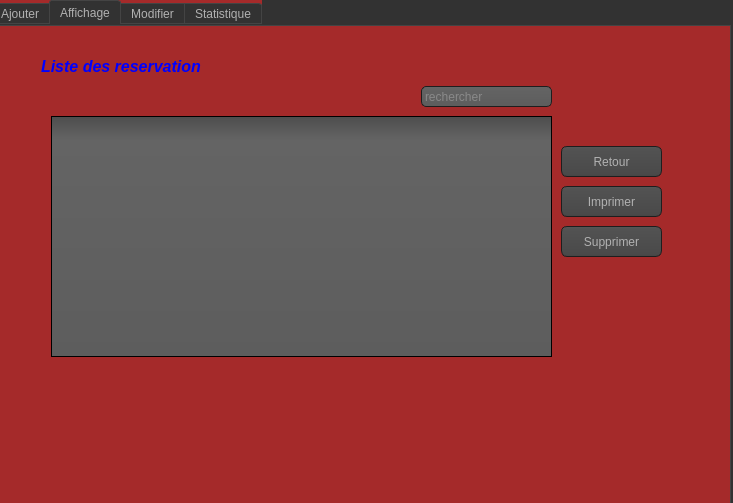
Old version of the form gestion_reservation.ui in the repository soumaya-nheri/Smart-Restaurant-2A27.
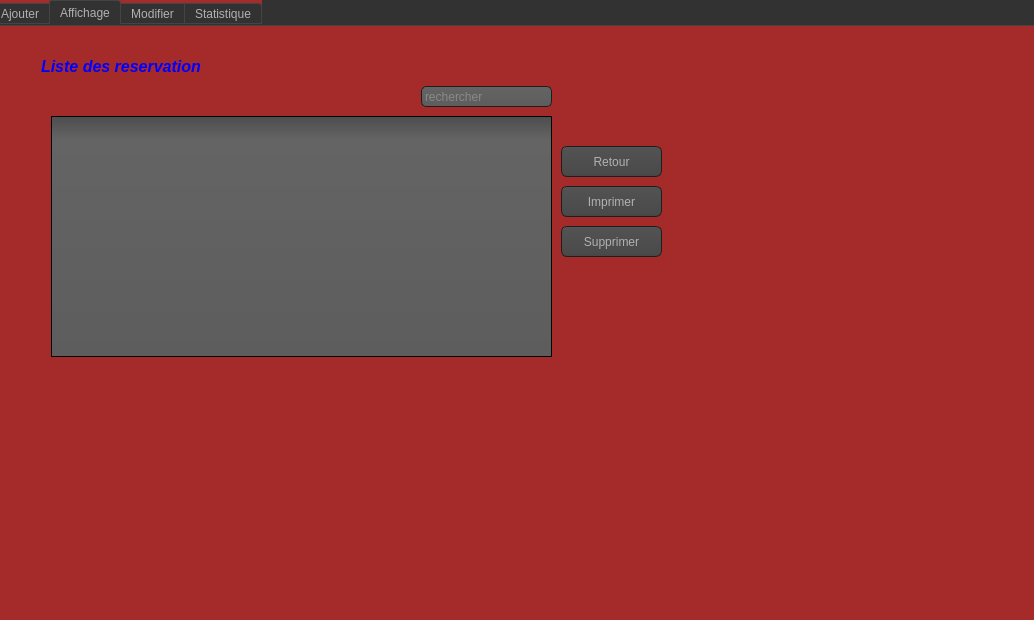
New version of the form. Icons and pictures are not drawn. Custom widgets are drawn as their Qt base class.

Patch:
```diff
--- a/gestion_reservation.ui
+++ b/gestion_reservation.ui
@@ -6,8 +6,8 @@
    <rect>
     <x>0</x>
     <y>0</y>
-    <width>733</width>
-    <height>503</height>
+    <width>1034</width>
+    <height>620</height>
    </rect>
   </property>
   <property name="windowTitle">
@@ -479,8 +479,8 @@
     <rect>
      <x>-10</x>
      <y>0</y>
-     <width>741</width>
-     <height>511</height>
+     <width>1051</width>
+     <height>621</height>
     </rect>
    </property>
    <property name="styleSheet">
```
